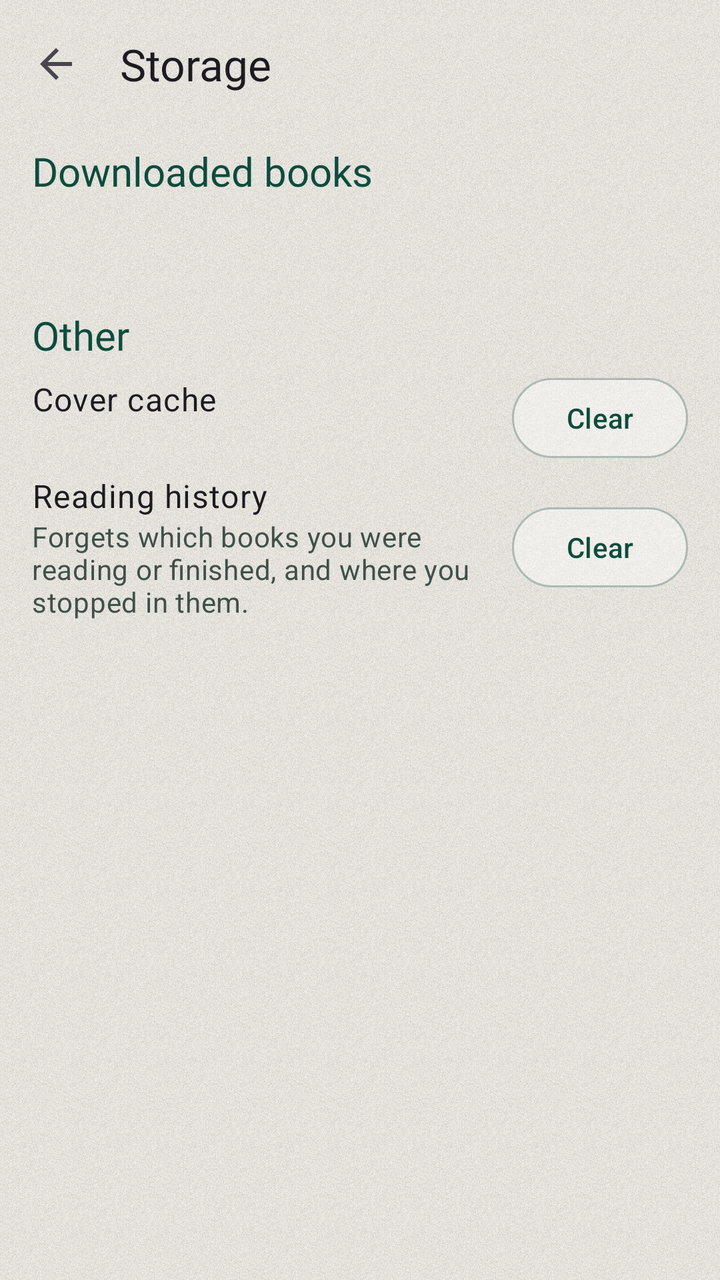
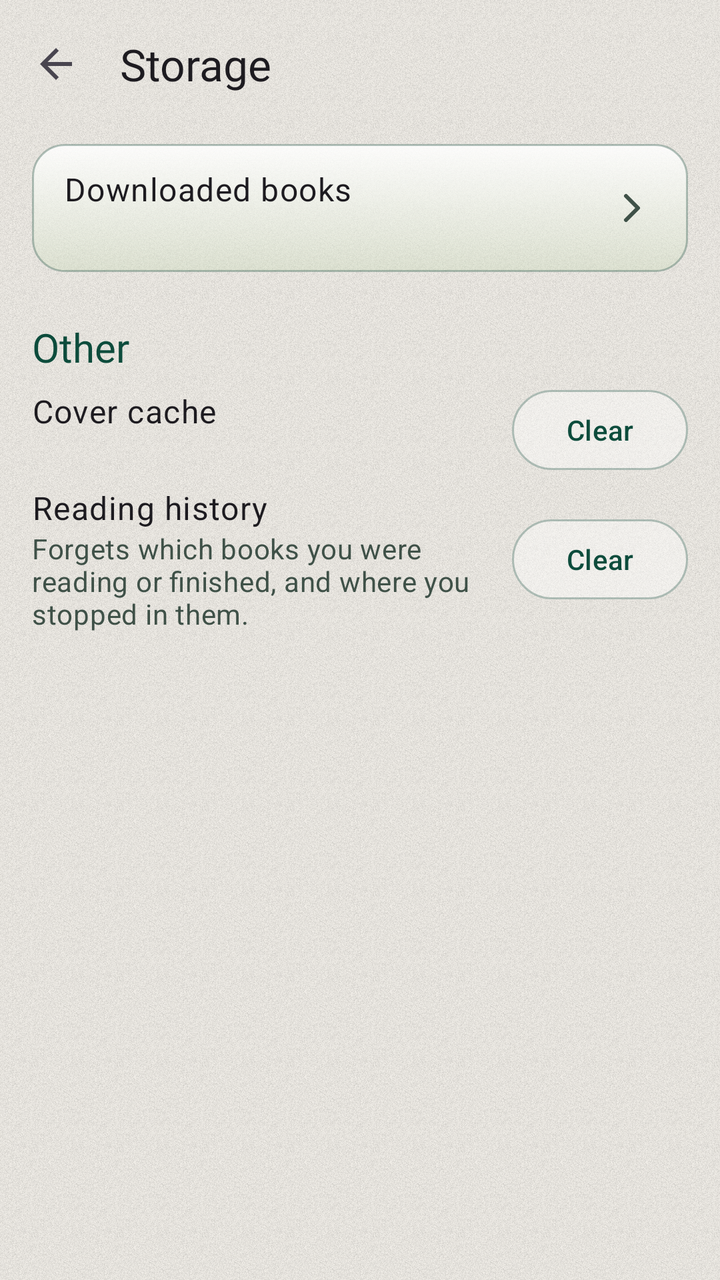

Two renders of the same Android screen: before a commit and after it. Below are the layout's source before the change and the commit's diff.
<!-- AndroidManifest.xml: application theme Theme.FreeLibrary -->
<!-- res/layout/fragment_settings_storage.xml -->
<?xml version="1.0" encoding="utf-8"?>
<LinearLayout xmlns:android="http://schemas.android.com/apk/res/android"
    xmlns:app="http://schemas.android.com/apk/res-auto"
    android:id="@+id/pageRoot"
    android:layout_width="match_parent"
    android:layout_height="match_parent"
    android:orientation="vertical">

    <com.google.android.material.appbar.MaterialToolbar
        android:id="@+id/pageToolbar"
        android:layout_width="match_parent"
        android:layout_height="?attr/actionBarSize"
        app:navigationContentDescription="@string/back"
        app:navigationIcon="?attr/homeAsUpIndicator"
        app:title="@string/settings_storage"
        app:titleTextAppearance="@style/TextAppearance.FreeLibrary.TitleLarge" />

    <androidx.core.widget.NestedScrollView
        android:layout_width="match_parent"
        android:layout_height="0dp"
        android:layout_weight="1"
        android:clipToPadding="false">

        <LinearLayout
            android:layout_width="match_parent"
            android:layout_height="wrap_content"
            android:orientation="vertical"
            android:paddingStart="@dimen/spacing_m"
            android:paddingTop="@dimen/spacing_s"
            android:paddingEnd="@dimen/spacing_m"
            android:paddingBottom="@dimen/spacing_m">

            
            <TextView
                android:layout_width="match_parent"
                android:layout_height="wrap_content"
                android:text="@string/storage_downloads"
                android:textAppearance="@style/TextAppearance.FreeLibrary.SliderHeading"
                android:textSize="20sp" />

            <TextView
                android:id="@+id/downloadsSummary"
                android:layout_width="match_parent"
                android:layout_height="wrap_content"
                android:layout_marginTop="@dimen/spacing_xs"
                android:textAppearance="?attr/textAppearanceBodyMedium"
                android:textColor="?attr/colorOnSurfaceVariant" />

            <androidx.recyclerview.widget.RecyclerView
                android:id="@+id/downloadsList"
                android:layout_width="match_parent"
                android:layout_height="wrap_content"
                android:layout_marginTop="@dimen/spacing_s"
                android:nestedScrollingEnabled="false"
                app:layoutManager="androidx.recyclerview.widget.LinearLayoutManager" />

            <TextView
                android:layout_width="match_parent"
                android:layout_height="wrap_content"
                android:layout_marginTop="@dimen/spacing_l"
                android:text="@string/storage_other"
                android:textAppearance="@style/TextAppearance.FreeLibrary.SliderHeading"
                android:textSize="20sp" />

            <LinearLayout
                android:layout_width="match_parent"
                android:layout_height="wrap_content"
                android:gravity="center_vertical"
                android:minHeight="56dp"
                android:orientation="horizontal">

                <LinearLayout
                    android:layout_width="0dp"
                    android:layout_height="wrap_content"
                    android:layout_weight="1"
                    android:orientation="vertical">

                    <TextView
                        android:layout_width="match_parent"
                        android:layout_height="wrap_content"
                        android:text="@string/settings_cover_cache"
                        android:textAppearance="?attr/textAppearanceBodyLarge" />

                    <TextView
                        android:id="@+id/coverCacheSize"
                        android:layout_width="match_parent"
                        android:layout_height="wrap_content"
                        android:textAppearance="?attr/textAppearanceBodyMedium"
                        android:textColor="?attr/colorOnSurfaceVariant" />

                </LinearLayout>

                <com.google.android.material.button.MaterialButton
                    android:id="@+id/clearCacheButton"
                    style="@style/Widget.FreeLibrary.Button.Glass"
                    android:layout_width="wrap_content"
                    android:layout_height="wrap_content"
                    android:layout_marginStart="@dimen/spacing_m"
                    android:text="@string/settings_cover_cache_clear" />

            </LinearLayout>

            <LinearLayout
                android:layout_width="match_parent"
                android:layout_height="wrap_content"
                android:gravity="center_vertical"
                android:minHeight="56dp"
                android:orientation="horizontal">

                <LinearLayout
                    android:layout_width="0dp"
                    android:layout_height="wrap_content"
                    android:layout_weight="1"
                    android:orientation="vertical">

                    <TextView
                        android:layout_width="match_parent"
                        android:layout_height="wrap_content"
                        android:text="@string/settings_history"
                        android:textAppearance="?attr/textAppearanceBodyLarge" />

                    <TextView
                        android:layout_width="match_parent"
                        android:layout_height="wrap_content"
                        android:text="@string/settings_history_summary"
                        android:textAppearance="?attr/textAppearanceBodyMedium"
                        android:textColor="?attr/colorOnSurfaceVariant" />

                </LinearLayout>

                <com.google.android.material.button.MaterialButton
                    android:id="@+id/clearHistoryButton"
                    style="@style/Widget.FreeLibrary.Button.Glass"
                    android:layout_width="wrap_content"
                    android:layout_height="wrap_content"
                    android:layout_marginStart="@dimen/spacing_m"
                    android:text="@string/settings_history_clear" />

            </LinearLayout>

        </LinearLayout>
    </androidx.core.widget.NestedScrollView>

</LinearLayout>
<!-- resources referenced by this layout -->
<resources>
  <dimen name="spacing_l">24dp</dimen>
  <dimen name="spacing_m">16dp</dimen>
  <dimen name="spacing_s">8dp</dimen>
  <dimen name="spacing_xs">4dp</dimen>
  <string name="back">Back</string>
  <string name="settings_cover_cache">Cover cache</string>
  <string name="settings_cover_cache_clear">Clear</string>
  <string name="settings_history">Reading history</string>
  <string name="settings_history_clear">Clear</string>
  <string name="settings_history_summary">Forgets which books you were reading or finished, and where you stopped in them.</string>
  <string name="settings_storage">Storage</string>
  <string name="storage_downloads">Downloaded books</string>
  <string name="storage_other">Other</string>
  <style name="TextAppearance.FreeLibrary.TitleLarge" parent="TextAppearance.Material3.TitleLarge">
          <item name="fontFamily">@font/literata_medium</item>
          <item name="android:fontFamily">@font/literata_medium</item>
      </style>
  <color name="slider_heading">#0D4C3C</color>
  <color name="glass_border">#592D5A4A</color>
  <color name="md_primary">#0D4C3C</color>
  <color name="md_on_primary">#F4F1EB</color>
  <color name="md_primary_container">#BFD7A6</color>
  <color name="md_on_primary_container">#0A3A2E</color>
  <color name="md_primary_inverse">#A9CC8A</color>
  <color name="md_secondary">#2D5A4A</color>
  <color name="md_on_secondary">#F4F1EB</color>
  <color name="md_secondary_container">#7AA05A</color>
  <color name="md_on_secondary_container">#17231E</color>
  <color name="md_background">#F4F1EB</color>
  <color name="md_on_background">#17231E</color>
  <color name="md_surface">#F4F1EB</color>
  <color name="md_on_surface">#17231E</color>
  <color name="md_surface_variant">#D8E3CB</color>
  <color name="md_on_surface_variant">#3F5148</color>
  <color name="md_surface_inverse">#17231E</color>
  <color name="md_on_surface_inverse">#F4F1EB</color>
  <color name="md_surface_container_lowest">#F8F8F0</color>
  <color name="md_surface_container_low">#E9EEDF</color>
  <color name="md_surface_container">#DFE8D3</color>
  <color name="md_surface_container_high">#D5E2C7</color>
  <color name="md_surface_container_highest">#CADBBB</color>
  <color name="md_error">#BA1A1A</color>
  <color name="md_on_error">#FFFFFF</color>
  <color name="md_error_container">#FFDAD6</color>
  <color name="md_on_error_container">#410002</color>
  <color name="md_outline">#55665D</color>
  <color name="md_outline_variant">#B5C4A5</color>
  <style name="Widget.FreeLibrary.Toolbar" parent="Widget.Material3.Toolbar">
          <item name="android:background">@android:color/transparent</item>
      </style>
  <!-- unchanged entries left out for length: 8 -->
</resources>

<!-- the commit's change to res/layout/fragment_settings_storage.xml (unified diff, before → after) -->
@@ -31,28 +31,55 @@
             android:paddingBottom="@dimen/spacing_m">
 
             
-            <TextView
+            <LinearLayout
+                android:id="@+id/downloadsRow"
                 android:layout_width="match_parent"
                 android:layout_height="wrap_content"
-                android:text="@string/storage_downloads"
-                android:textAppearance="@style/TextAppearance.FreeLibrary.SliderHeading"
-                android:textSize="20sp" />
+                android:background="@drawable/bg_glass_card"
+                android:clickable="true"
+                android:focusable="true"
+                android:gravity="center_vertical"
+                android:minHeight="64dp"
+                android:orientation="horizontal"
+                android:paddingStart="@dimen/spacing_m"
+                android:paddingEnd="@dimen/spacing_m">
 
-            <TextView
-                android:id="@+id/downloadsSummary"
-                android:layout_width="match_parent"
-                android:layout_height="wrap_content"
-                android:layout_marginTop="@dimen/spacing_xs"
-                android:textAppearance="?attr/textAppearanceBodyMedium"
-                android:textColor="?attr/colorOnSurfaceVariant" />
+                <LinearLayout
+                    android:layout_width="0dp"
+                    android:layout_height="wrap_content"
+                    android:layout_weight="1"
+                    android:orientation="vertical"
+                    android:paddingTop="@dimen/spacing_s"
+                    android:paddingBottom="@dimen/spacing_s">
 
-            <androidx.recyclerview.widget.RecyclerView
-                android:id="@+id/downloadsList"
-                android:layout_width="match_parent"
-                android:layout_height="wrap_content"
-                android:layout_marginTop="@dimen/spacing_s"
-                android:nestedScrollingEnabled="false"
-                app:layoutManager="androidx.recyclerview.widget.LinearLayoutManager" />
+                    <TextView
+                        android:layout_width="match_parent"
+                        android:layout_height="wrap_content"
+                        android:ellipsize="end"
+                        android:maxLines="1"
+                        android:text="@string/storage_downloads"
+                        android:textAppearance="?attr/textAppearanceBodyLarge" />
+
+                    <TextView
+                        android:id="@+id/downloadsSummary"
+                        android:layout_width="match_parent"
+                        android:layout_height="wrap_content"
+                        android:ellipsize="end"
+                        android:maxLines="1"
+                        android:textAppearance="?attr/textAppearanceBodyMedium"
+                        android:textColor="?attr/colorOnSurfaceVariant" />
+
+                </LinearLayout>
+
+                <ImageView
+                    android:layout_width="24dp"
+                    android:layout_height="24dp"
+                    android:layout_marginStart="@dimen/spacing_m"
+                    android:importantForAccessibility="no"
+                    android:src="@drawable/ic_chevron_right"
+                    app:tint="?attr/colorOnSurfaceVariant" />
+
+            </LinearLayout>
 
             <TextView
                 android:layout_width="match_parent"
<!-- resource entries referenced after the edit -->
@@ -3,7 +3,38 @@
   <dimen name="spacing_l">24dp</dimen>
   <dimen name="spacing_m">16dp</dimen>
   <dimen name="spacing_s">8dp</dimen>
-  <dimen name="spacing_xs">4dp</dimen>
+  <!-- drawable bg_glass_card (drawable) -->
+  <?xml version="1.0" encoding="utf-8"?>
+  <ripple xmlns:android="http://schemas.android.com/apk/res/android"
+      android:color="?attr/colorControlHighlight">
+      <item>
+          <shape android:shape="rectangle">
+              <gradient
+                  android:angle="270"
+                  android:endColor="@color/glass_fill_bottom"
+                  android:startColor="@color/glass_fill_top" />
+              <stroke
+                  android:width="1dp"
+                  android:color="@color/glass_border" />
+              <corners android:radius="16dp" />
+          </shape>
+      </item>
+  </ripple>
+  <!-- drawable ic_chevron_right (drawable) -->
+  <?xml version="1.0" encoding="utf-8"?>
+  <vector xmlns:android="http://schemas.android.com/apk/res/android"
+      android:width="24dp"
+      android:height="24dp"
+      android:viewportWidth="24"
+      android:viewportHeight="24">
+      <path
+          android:fillColor="#00000000"
+          android:pathData="M9,6L15,12L9,18"
+          android:strokeColor="#FF000000"
+          android:strokeLineCap="round"
+          android:strokeLineJoin="round"
+          android:strokeWidth="2" />
+  </vector>
   <string name="back">Back</string>
   <string name="settings_cover_cache">Cover cache</string>
   <string name="settings_cover_cache_clear">Clear</string>
@@ -17,6 +48,8 @@
           <item name="fontFamily">@font/literata_medium</item>
           <item name="android:fontFamily">@font/literata_medium</item>
       </style>
+  <color name="glass_fill_bottom">#5CC9DAB8</color>
+  <color name="glass_fill_top">#D9FFFFFF</color>
   <color name="slider_heading">#0D4C3C</color>
   <color name="glass_border">#592D5A4A</color>
   <color name="md_primary">#0D4C3C</color>
